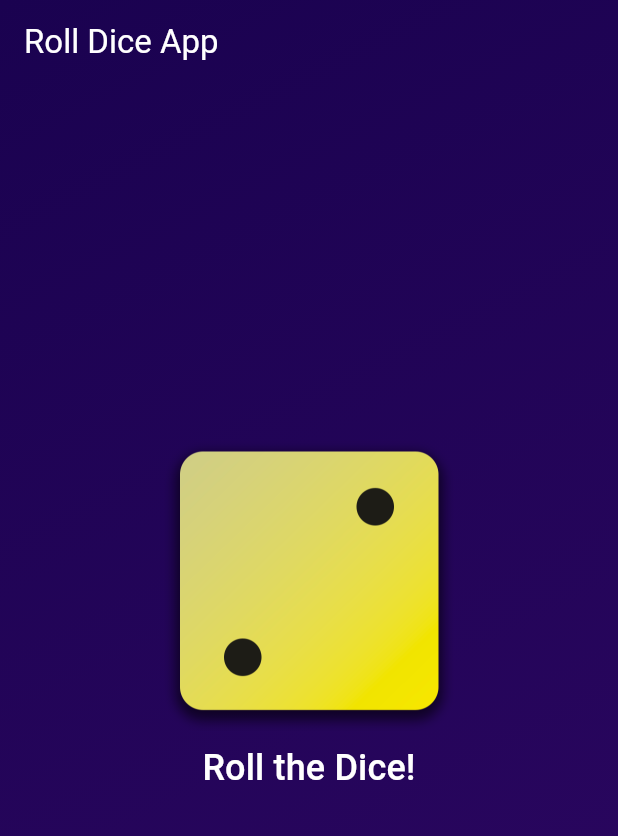
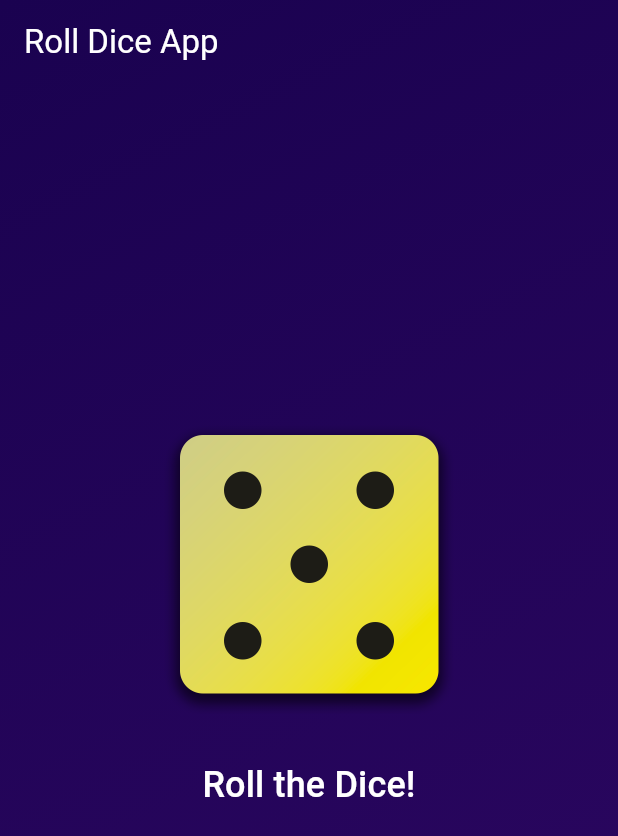
Before and after one commit to ariqd/roll-dice-app, a Flutter app: the screen it shows after launch, after a tap on "Roll the Dice!", on a phone screen of 412 x 824 dp. Shown: the top 836 px of the screen. Run offline on Flutter 3.47's test engine with Material 3 defaults, Android fonts, the phone set to English and light mode, and no system bars.

Commit message:
finished dice rolling function

```diff
--- /dev/null
+++ b/lib/dice_roller.dart
@@ -0,0 +1,43 @@
+import 'package:dice_app/styled_text.dart';
+import 'package:flutter/material.dart';
+import 'dart:math';
+
+final randomizer = Random();
+
+class DiceRoller extends StatefulWidget {
+  const DiceRoller({super.key});
+  @override
+  State<DiceRoller> createState() {
+    return _DiceRollerState();
+  }
+}
+
+class _DiceRollerState extends State<DiceRoller> {
+  var currentDiceRoll = 2;
+
+  void rollDice() {
+    setState(() {
+      currentDiceRoll = randomizer.nextInt(6) + 1;
+    });
+  }
+
+  @override
+  Widget build(BuildContext context) {
+    return Column(
+      mainAxisAlignment: MainAxisAlignment.center,
+      children: [
+        Image.asset(
+          'assets/images/dice-$currentDiceRoll.png',
+          width: 200,
+        ),
+        const SizedBox(
+          height: 22,
+        ),
+        TextButton(
+          onPressed: rollDice,
+          child: const StyledText('Roll the Dice!'),
+        ),
+      ],
+    );
+  }
+}
--- a/lib/gradient_container.dart
+++ b/lib/gradient_container.dart
@@ -1,5 +1,5 @@
-import 'package:dice_app/styled_text.dart';
 import 'package:flutter/material.dart';
+import 'package:dice_app/dice_roller.dart';
 
 const startAlignment = Alignment.topLeft;
 const endAlignment = Alignment.bottomRight;
@@ -31,21 +31,7 @@ class GradientContainer extends StatelessWidget {
             end: endAlignment,
           ),
         ),
-        child: Center(
-          child: Column(
-            mainAxisAlignment: MainAxisAlignment.center,
-            children: [
-              Image.asset(
-                'assets/images/dice-2.png',
-                width: 200,
-              ),
-              TextButton(
-                onPressed: () {},
-                child: const StyledText('Roll the Dice!'),
-              ),
-            ],
-          ),
-        ),
+        child: const Center(child: DiceRoller()),
       ),
     );
   }
```
